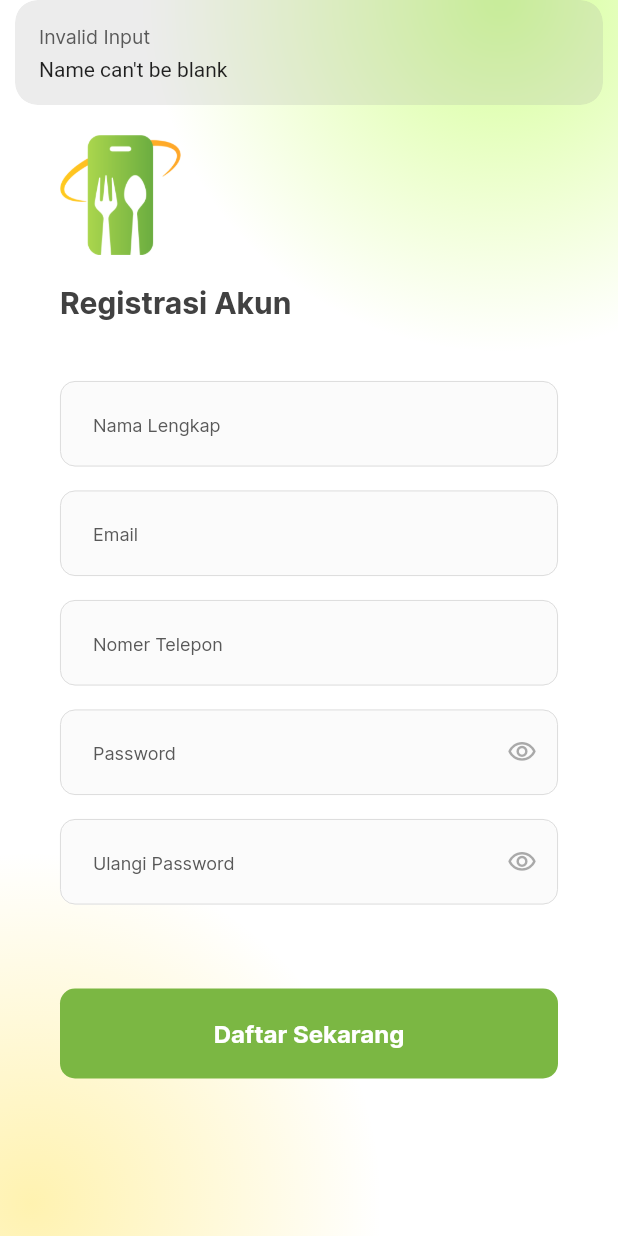
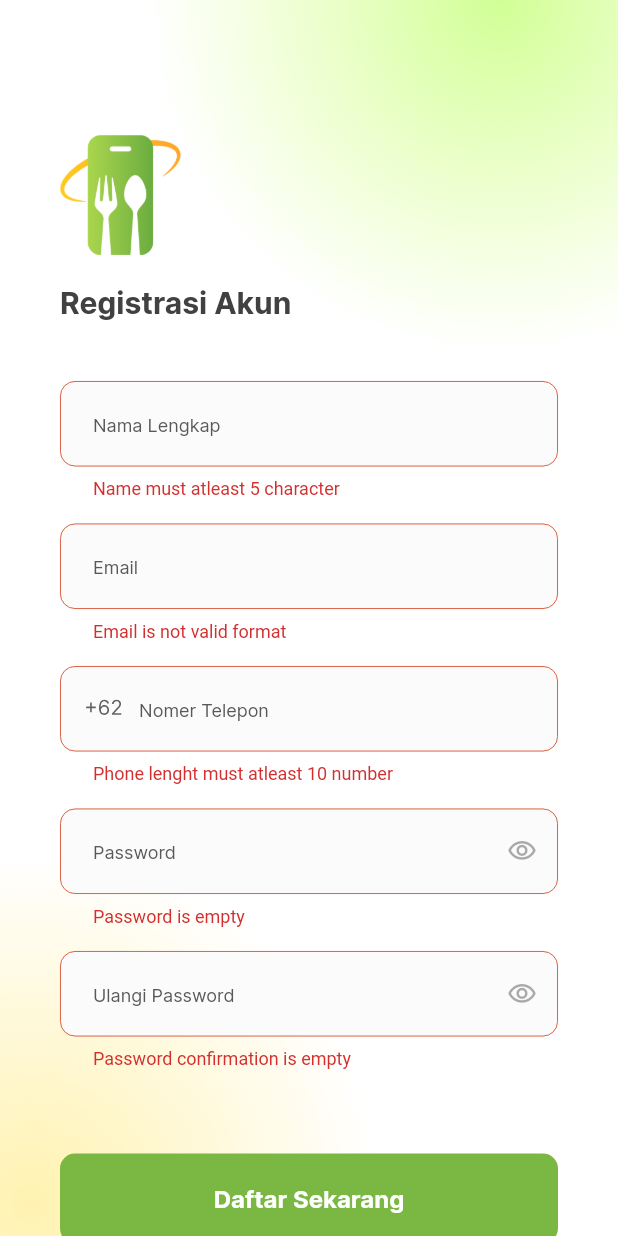
Before and after one commit to nouvalrz/kateringku_mobile, a Flutter app: the RegisterView screen opened by its route, after a tap on "Daftar Sekarang", on a phone screen of 412 x 824 dp. Run offline on Flutter 3.47's test engine with Material 2 defaults, Android fonts, the phone set to English and light mode, and no system bars; our stand-ins replace flutter_svg, get, shared_preferences; accounts and stored records are empty.

Commit message:
Create form validation for register

```diff
--- a/lib/constants/vector_path.dart
+++ b/lib/constants/vector_path.dart
@@ -1,4 +1,5 @@
 class VectorPath {
   static const orangeRadial = "assets/images/orange_radial.svg";
   static const greenRadial = "assets/images/green_radial.svg";
+  static const phoneCode = "assets/images/phone_code.svg";
 }
--- a/lib/controllers/register_controller.dart
+++ b/lib/controllers/register_controller.dart
@@ -1,3 +1,4 @@
+import 'package:flutter/cupertino.dart';
 import 'package:get/get.dart';
 
 import 'package:kateringku_mobile/data/repositories/register_repo.dart';
@@ -10,6 +11,87 @@ class RegisterController extends GetxController implements GetxService {
   RegisterController({
     required this.registerRepo,
   });
+
+  final GlobalKey<FormState> registerFormKey = GlobalKey<FormState>();
+
+  late TextEditingController nameController,
+      emailController,
+      phoneController,
+      passwordController,
+      passwordConfirmationController;
+  var name = '';
+  var email = '';
+  var phone = '';
+  var password = '';
+  var passwordConfirmation = '';
+
+  @override
+  void onInit() {
+    super.onInit();
+    nameController = TextEditingController();
+    emailController = TextEditingController();
+    phoneController = TextEditingController();
+    passwordController = TextEditingController();
+    passwordConfirmationController = TextEditingController();
+  }
+
+  @override
+  void onClose() {
+    nameController.dispose();
+    emailController.dispose();
+    phoneController.dispose();
+    passwordController.dispose();
+    passwordConfirmationController.dispose();
+  }
+
+  String? validateEmail(String value) {
+    if (!GetUtils.isEmail(value)) {
+      return "Email is not valid format";
+    }
+    return null;
+  }
+
+  String? validatePhone(String value) {
+    if (value.length <= 10) {
+      return "Phone lenght must atleast 10 number";
+    }
+    return null;
+  }
+
+  String? validatePassword(String value) {
+    if (value.isEmpty) {
+      return "Password is empty";
+    } else if (value.length <= 10) {
+      return "Password must atleast 10 character and have atleast one number";
+    } else if (!value.contains(RegExp(r'[0-9]'))) {
+      return "Password must have atleast one number";
+    }
+    return null;
+  }
+
+  String? validatePasswordConfirmation(String value1, String value2) {
+    if (value1.isEmpty) {
+      return "Password confirmation is empty";
+    } else if (value1 != value2) {
+      return "Password confirmation not same";
+    }
+    return null;
+  }
+
+  String? validateName(String value) {
+    if (value.length <= 5) {
+      return "Name must atleast 5 character";
+    }
+    return null;
+  }
+
+  void checkFormRegisterValidation() {
+    final isValid = registerFormKey.currentState!.validate();
+    if (!isValid) {
+      return;
+    }
+    registerFormKey.currentState!.save();
+  }
 
   bool _isLoading = false;
   bool get isLoading => _isLoading;
--- a/lib/screens/register/register_view.dart
+++ b/lib/screens/register/register_view.dart
@@ -1,12 +1,9 @@
 import 'package:flutter/material.dart';
 import 'package:get/get.dart';
-import 'package:kateringku_mobile/base/show_custom_snackbar.dart';
 import 'package:kateringku_mobile/constants/vector_path.dart';
 import 'package:flutter_svg/flutter_svg.dart';
 import 'package:kateringku_mobile/constants/image_path.dart';
 import 'package:kateringku_mobile/controllers/register_controller.dart';
-import 'package:kateringku_mobile/models/customer_register_body.dart';
-import 'package:kateringku_mobile/routes/route_helper.dart';
 import 'package:kateringku_mobile/themes/app_theme.dart';
 import 'package:kateringku_mobile/components/primary_button.dart';
 
@@ -33,57 +30,60 @@ class _RegisterViewState extends State<RegisterView> {
     _passwordConfirmationVisible = false;
   }
 
-  void _registration() {
-    var registerControler = Get.find<RegisterController>();
+  var password = "";
 
-    String name = _userName.text.trim();
-    String email = _userEmail.text.trim();
-    String phone = _userPhone.text.trim();
-    String password = _userPasswordController.text.trim();
-    String passwordConfirmation =
-        _userPasswordConfirmationController.text.trim();
+  // void _registration() {
+  //   var registerControler = Get.find<RegisterController>();
 
-    if (name.isEmpty) {
-      showCustomSnackBar(
-          message: "Name can't be blank", title: "Invalid Input");
-    } else if (email.isEmpty) {
-      showCustomSnackBar(
-          message: "Email can't be blank", title: "Invalid Input");
-    } else if (!email.isEmail) {
-      showCustomSnackBar(
-          message: "Email is not correct", title: "Invalid Input");
-    } else if (phone.isEmpty) {
-      showCustomSnackBar(
-          message: "Phone can't be blank", title: "Invalid Input");
-    } else if (password.isEmpty) {
-      showCustomSnackBar(
-          message: "Password can't be blank", title: "Invalid Input");
-    } else if (passwordConfirmation.isEmpty) {
-      showCustomSnackBar(
-          message: "Phone confirmation can't be blank", title: "Invalid Input");
-    } else if (!(password == passwordConfirmation)) {
-      showCustomSnackBar(
-          message: "Password confirmation is not same", title: "Invalid Input");
-    } else {
-      CustomerRegisterBody customerRegisterBody = CustomerRegisterBody(
-          name: name,
-          phone: phone,
-          email: email,
-          password: password,
-          passwordConfirmation: passwordConfirmation);
-      registerControler.registration(customerRegisterBody).then((status) {
-        if (status.isSuccess) {
-          Get.toNamed(RouteHelper.getOtpValidation(
-              customerRegisterBody.email, customerRegisterBody.password));
-        } else {
-          showCustomSnackBar(message: status.message);
-        }
-      });
-    }
-  }
+  //   String name = _userName.text.trim();
+  //   String email = _userEmail.text.trim();
+  //   String phone = _userPhone.text.trim();
+  //   String password = _userPasswordController.text.trim();
+  //   String passwordConfirmation =
+  //       _userPasswordConfirmationController.text.trim();
+
+  //   if (name.isEmpty) {
+  //     showCustomSnackBar(
+  //         message: "Name can't be blank", title: "Invalid Input");
+  //   } else if (email.isEmpty) {
+  //     showCustomSnackBar(
+  //         message: "Email can't be blank", title: "Invalid Input");
+  //   } else if (!email.isEmail) {
+  //     showCustomSnackBar(
+  //         message: "Email is not correct", title: "Invalid Input");
+  //   } else if (phone.isEmpty) {
+  //     showCustomSnackBar(
+  //         message: "Phone can't be blank", title: "Invalid Input");
+  //   } else if (password.isEmpty) {
+  //     showCustomSnackBar(
+  //         message: "Password can't be blank", title: "Invalid Input");
+  //   } else if (passwordConfirmation.isEmpty) {
+  //     showCustomSnackBar(
+  //         message: "Phone confirmation can't be blank", title: "Invalid Input");
+  //   } else if (!(password == passwordConfirmation)) {
+  //     showCustomSnackBar(
+  //         message: "Password confirmation is not same", title: "Invalid Input");
+  //   } else {
+  //     CustomerRegisterBody customerRegisterBody = CustomerRegisterBody(
+  //         name: name,
+  //         phone: phone,
+  //         email: email,
+  //         password: password,
+  //         passwordConfirmation: passwordConfirmation);
+  //     registerControler.registration(customerRegisterBody).then((status) {
+  //       if (status.isSuccess) {
+  //         Get.toNamed(RouteHelper.getOtpValidation(
+  //             customerRegisterBody.email, customerRegisterBody.password));
+  //       } else {
+  //         showCustomSnackBar(message: status.message);
+  //       }
+  //     });
+  //   }
+  // }
 
   @override
   Widget build(BuildContext context) {
+    var registerControler = Get.find<RegisterController>();
     return Scaffold(
       body: Stack(children: [
         Align(
@@ -99,13 +99,15 @@ class _RegisterViewState extends State<RegisterView> {
           child: ConstrainedBox(
             constraints: const BoxConstraints(),
             child: Stack(children: [
-              Column(
+              Form(
+                key: registerControler.registerFormKey,
+                child: Column(
                   mainAxisAlignment: MainAxisAlignment.center,
                   children: [
                     Row(children: [
                       Padding(
-                      padding:
-                          const EdgeInsets.only(left: 40, bottom: 20, top: 90),
+                        padding: const EdgeInsets.only(
+                            left: 40, bottom: 20, top: 90),
                         child: Image.asset(
                           ImagePath.kateringkuLogo,
                           height: 80,
@@ -130,46 +132,114 @@ class _RegisterViewState extends State<RegisterView> {
                           Padding(
                             padding: const EdgeInsets.only(bottom: 16),
                             child: TextFormField(
-                            controller: _userName,
-                            decoration:
-                                const InputDecoration(hintText: 'Nama Lengkap'),
+                              controller: registerControler.nameController,
+                              onSaved: (value) {
+                                registerControler.name = value!;
+                              },
+                              validator: (value) {
+                                return registerControler.validateName(value!);
+                              },
+                              decoration: InputDecoration(
+                                hintText: 'Nama Lengkap',
+                                errorBorder: OutlineInputBorder(
+                                    borderRadius: BorderRadius.circular(10),
+                                    borderSide: const BorderSide(
+                                        color: Color.fromARGB(255, 215, 80, 46),
+                                        width: 0.6)),
+                                focusedErrorBorder: OutlineInputBorder(
+                                    borderRadius: BorderRadius.circular(10),
+                                    borderSide: const BorderSide(
+                                        color: Color.fromARGB(255, 215, 80, 46),
+                                        width: 0.6)),
+                              ),
                               style: AppTheme.textTheme.labelMedium,
                             ),
                           ),
                           Padding(
                             padding: const EdgeInsets.only(bottom: 16),
                             child: TextFormField(
-                            controller: _userEmail,
-                            decoration:
-                                const InputDecoration(hintText: 'Email'),
+                              controller: registerControler.emailController,
+                              onSaved: (value) {
+                                registerControler.email = value!;
+                              },
+                              validator: (value) {
+                                return registerControler.validateEmail(value!);
+                              },
+                              decoration: InputDecoration(
+                                hintText: 'Email',
+                                errorBorder: OutlineInputBorder(
+                                    borderRadius: BorderRadius.circular(10),
+                                    borderSide: const BorderSide(
+                                        color: Color.fromARGB(255, 215, 80, 46),
+                                        width: 0.6)),
+                                focusedErrorBorder: OutlineInputBorder(
+                                    borderRadius: BorderRadius.circular(10),
+                                    borderSide: const BorderSide(
+                                        color: Color.fromARGB(255, 215, 80, 46),
+                                        width: 0.6)),
+                              ),
                               style: AppTheme.textTheme.labelMedium,
                             ),
                           ),
                           Padding(
                             padding: const EdgeInsets.only(bottom: 16),
                             child: TextFormField(
-                            controller: _userPhone,
-                            decoration: const InputDecoration(
-                                hintText: 'Nomer Telepon'),
+                              keyboardType: TextInputType.number,
+                              controller: registerControler.phoneController,
+                              onSaved: (value) {
+                                registerControler.phone = value!;
+                              },
+                              validator: (value) {
+                                return registerControler.validatePhone(value!);
+                              },
+                              decoration: InputDecoration(
+                                hintText: '  Nomer Telepon',
+                                prefixIcon: Padding(
+                                  padding: const EdgeInsets.only(
+                                    top: 8,
+                                    left: 12,
+                                  ),
+                                  child: SvgPicture.asset(VectorPath.phoneCode),
+                                ),
+                                prefixIconConstraints: const BoxConstraints(
+                                    maxHeight: 120,
+                                    maxWidth: 120,
+                                    minWidth: 46,
+                                    minHeight: 56),
+                                errorBorder: OutlineInputBorder(
+                                    borderRadius: BorderRadius.circular(10),
+                                    borderSide: const BorderSide(
+                                        color: Color.fromARGB(255, 215, 80, 46),
+                                        width: 0.6)),
+                                focusedErrorBorder: OutlineInputBorder(
+                                    borderRadius: BorderRadius.circular(10),
+                                    borderSide: const BorderSide(
+                                        color: Color.fromARGB(255, 215, 80, 46),
+                                        width: 0.6)),
+                              ),
                               style: AppTheme.textTheme.labelMedium,
                             ),
                           ),
                           passwordInput(),
                           passwordConfirmationInput(),
                           Padding(
-                          padding: const EdgeInsets.only(top: 40, bottom: 120),
+                            padding:
+                                const EdgeInsets.only(top: 40, bottom: 120),
                             child: PrimaryButton(
                                 title: 'Daftar Sekarang',
                                 onTap: () {
                                   // Get.toNamed(RouteHelper.getOtpValidation(
                                   //     "anjay@gmail.com"));
-                                _registration();
+                                  // _registration();
+                                  registerControler
+                                      .checkFormRegisterValidation();
                                 }),
                           ),
                         ],
                       ),
                     ),
                   ],
+                ),
               )
             ]),
           ),
@@ -179,13 +249,31 @@ class _RegisterViewState extends State<RegisterView> {
   }
 
   Padding passwordInput() {
+    var registerControler = Get.find<RegisterController>();
     return Padding(
       padding: const EdgeInsets.only(bottom: 16),
       child: TextFormField(
         keyboardType: TextInputType.text,
-        controller: _userPasswordController,
+        controller: registerControler.passwordController,
+        onSaved: (value) {
+          registerControler.password = value!;
+        },
+        onChanged: (value) {
+          password = value;
+        },
+        validator: (value) {
+          return registerControler.validatePassword(value!);
+        },
         obscureText: !_passwordVisible,
         decoration: InputDecoration(
+            errorBorder: OutlineInputBorder(
+                borderRadius: BorderRadius.circular(10),
+                borderSide: const BorderSide(
+                    color: Color.fromARGB(255, 215, 80, 46), width: 0.6)),
+            focusedErrorBorder: OutlineInputBorder(
+                borderRadius: BorderRadius.circular(10),
+                borderSide: const BorderSide(
+                    color: Color.fromARGB(255, 215, 80, 46), width: 0.6)),
             hintText: 'Password',
             suffixIcon: IconButton(
                 splashColor: Colors.transparent,
@@ -209,13 +297,29 @@ class _RegisterViewState extends State<RegisterView> {
   }
 
   Padding passwordConfirmationInput() {
+    var registerControler = Get.find<RegisterController>();
     return Padding(
       padding: const EdgeInsets.only(bottom: 16),
       child: TextFormField(
         keyboardType: TextInputType.text,
-        controller: _userPasswordConfirmationController,
+        controller: registerControler.passwordConfirmationController,
+        onSaved: (value) {
+          registerControler.passwordConfirmation = value!;
+        },
+        validator: (value) {
+          return registerControler.validatePasswordConfirmation(
+              value!, password);
+        },
         obscureText: !_passwordConfirmationVisible,
         decoration: InputDecoration(
+            errorBorder: OutlineInputBorder(
+                borderRadius: BorderRadius.circular(10),
+                borderSide: const BorderSide(
+                    color: Color.fromARGB(255, 215, 80, 46), width: 0.6)),
+            focusedErrorBorder: OutlineInputBorder(
+                borderRadius: BorderRadius.circular(10),
+                borderSide: const BorderSide(
+                    color: Color.fromARGB(255, 215, 80, 46), width: 0.6)),
             hintText: 'Ulangi Password',
             suffixIcon: IconButton(
                 splashColor: Colors.transparent,
```
Also changed, not shown: assets/images/phone_code.svg (added). Lines whose indentation alone changed are shown as unchanged.
